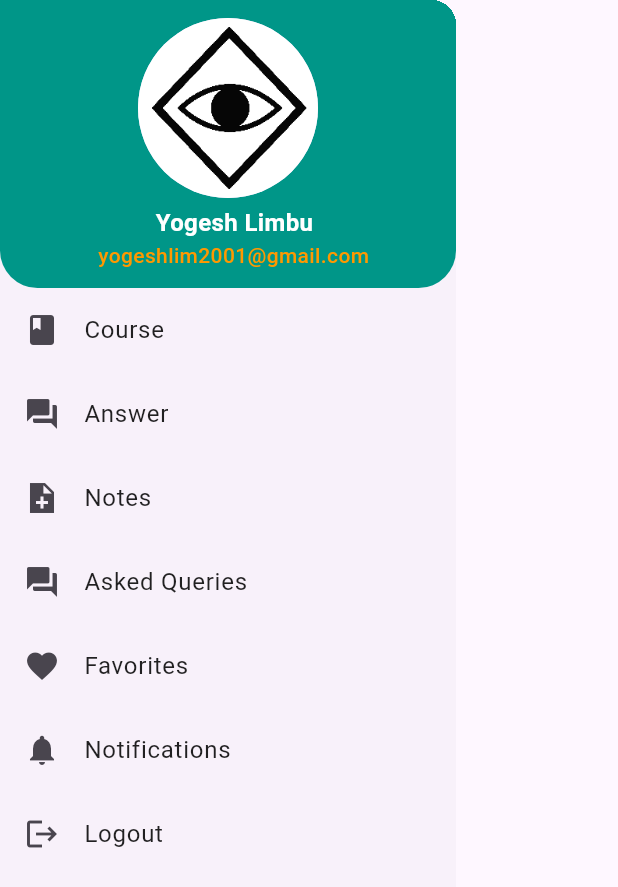
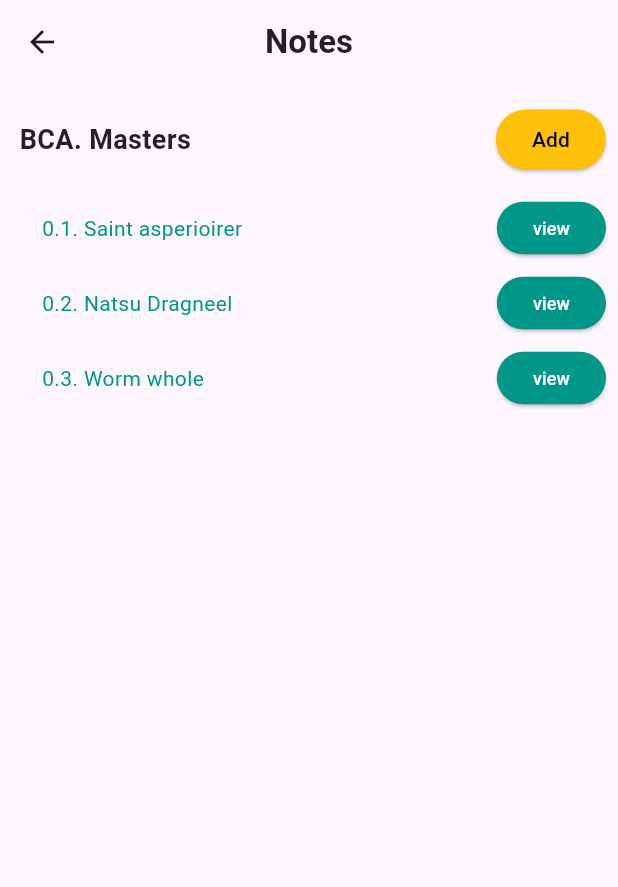
Before and after one commit to lim-yogesh2001/GyanSansar, a Flutter app: the CustomDrawer widget shown alone on an empty page, opened directly, after a tap on "Notes", on a phone screen of 412 x 824 dp. Shown: the top 887 px of the screen. Run offline on Flutter 3.47's test engine with Material 2 defaults, Android fonts, the phone set to English and light mode, and no system bars; our stand-ins replace readmore, transparent_image; missing offline and left inert: flutter_portal; network calls fail.

Commit message:
quick change

```diff
--- a/lib/components/custom_drawer.dart
+++ b/lib/components/custom_drawer.dart
@@ -1,4 +1,6 @@
 import 'package:flutter/material.dart';
+import 'package:gyansansar/screens/course_list.dart';
+import 'package:gyansansar/screens/notes_list.dart';
 
 class CustomDrawer extends StatelessWidget {
   const CustomDrawer({
@@ -47,19 +49,32 @@ class CustomDrawer extends StatelessWidget {
               ],
             ),
           ),
-          _CustomDrawerTile(title: "Course", icon: Icons.book, function: () {}),
+          _CustomDrawerTile(
+            title: "Course",
+            icon: Icons.book,
+            function: () => Navigator.push(
+              context,
+              MaterialPageRoute(
+                builder: (ctx) => const CourseListScreen(),
+              ),
+            ),
+          ),
           _CustomDrawerTile(
               title: "Answer", icon: Icons.question_answer, function: () {}),
           _CustomDrawerTile(
-              title: "Notes", icon: Icons.note_add_sharp, function: () {}),
+              title: "Notes",
+              icon: Icons.note_add_sharp,
+              function: () {
+                Navigator.of(context).push(MaterialPageRoute(
+                  builder: (context) => const NotesListScreen(),
+                ));
+              }),
           _CustomDrawerTile(
               title: "Asked Queries",
               icon: Icons.question_answer,
               function: () {}),
           _CustomDrawerTile(
               title: "Favorites", icon: Icons.favorite, function: () {}),
-          _CustomDrawerTile(
-              title: "Notifications", icon: Icons.notifications, function: () {}),
           _CustomDrawerTile(
               title: "Logout", icon: Icons.logout, function: () {})
         ],
--- /dev/null
+++ b/lib/components/notes_title_nd_items.dart
@@ -0,0 +1,105 @@
+import 'package:flutter/material.dart';
+
+class NotesTitleAndItems extends StatelessWidget {
+  final String title;
+  const NotesTitleAndItems({required this.title, super.key});
+
+  @override
+  Widget build(BuildContext context) {
+    return Container(
+      padding: const EdgeInsets.fromLTRB(5.0, 5.0, 0, 10.0),
+      child: Column(
+        children: [
+          Container(
+            child: Row(
+              mainAxisAlignment: MainAxisAlignment.spaceBetween,
+              children: [
+                Text(
+                  title,
+                  style: const TextStyle(
+                      color: Colors.black87,
+                      fontSize: 18.0,
+                      fontWeight: FontWeight.w600),
+                ),
+                ElevatedButton(
+                  style: const ButtonStyle(
+                      backgroundColor: MaterialStatePropertyAll(Colors.amber)),
+                  onPressed: () {},
+                  child: Text(
+                    "Add",
+                    style: TextStyle(color: Colors.black),
+                  ),
+                )
+              ],
+            ),
+          ),
+          Container(
+            margin: const EdgeInsets.fromLTRB(15.0, 10.0, 0, 0),
+            child: Column(
+              crossAxisAlignment: CrossAxisAlignment.start,
+              children: [
+                NotesItems(
+                  itemTitle: "0.1. Saint asperioirer",
+                  onView: () {},
+                ),
+                NotesItems(
+                  itemTitle: "0.2. Natsu Dragneel",
+                  onView: () {},
+                ),
+                NotesItems(
+                  itemTitle: "0.3. Worm whole",
+                  onView: () {},
+                ),
+              ],
+            ),
+          )
+        ],
+      ),
+    );
+  }
+}
+
+class NotesItems extends StatelessWidget {
+  final String itemTitle;
+  final VoidCallback onView;
+  const NotesItems({
+    required this.itemTitle,
+    required this.onView,
+    super.key,
+  });
+
+  @override
+  Widget build(BuildContext context) {
+    return Container(
+      padding: const EdgeInsets.fromLTRB(0.0, 5.0, 0.0, 5.0),
+      child: Row(
+        mainAxisAlignment: MainAxisAlignment.spaceBetween,
+        children: [
+          Padding(
+            padding: const EdgeInsets.fromLTRB(0, 10.0, 0, 10.0),
+            child: Text(
+              itemTitle,
+              style: const TextStyle(
+                fontSize: 14.0,
+                fontWeight: FontWeight.w400,
+                color: Colors.teal,
+              ),
+            ),
+          ),
+          SizedBox(
+            height: 35.0,
+            child: ElevatedButton(
+              style: const ButtonStyle(
+                  backgroundColor: MaterialStatePropertyAll(Colors.teal)),
+              onPressed: onView,
+              child: const Text(
+                "view",
+                style: TextStyle(color: Colors.white, fontSize: 12.0),
+              ),
+            ),
+          )
+        ],
+      ),
+    );
+  }
+}
--- /dev/null
+++ b/lib/screens/notes_list.dart
@@ -0,0 +1,34 @@
+import 'package:flutter/material.dart';
+import '../components/notes_title_nd_items.dart';
+
+class NotesListScreen extends StatelessWidget {
+  const NotesListScreen({super.key});
+
+  @override
+  Widget build(BuildContext context) {
+    return Scaffold(
+      appBar: AppBar(
+        centerTitle: true,
+        title: const Text(
+          "Notes",
+          style: TextStyle(
+            color: Colors.black87,
+            fontWeight: FontWeight.bold,
+          ),
+        ),
+      ),
+      body: const SingleChildScrollView(
+        child: Padding(
+          padding: const EdgeInsets.all(8.0),
+          child: Column(
+            children: [
+              NotesTitleAndItems(
+                title: "BCA. Masters",
+              ),
+            ],
+          ),
+        ),
+      ),
+    );
+  }
+}
--- a/lib/screens/post_image.dart
+++ b/lib/screens/post_image.dart
@@ -58,8 +58,8 @@ class _PostImageScreenState extends State<PostImageScreen> {
                 onTap: () => changeImageIndex(i),
                 child: Container(
                   color: selectedIndex == i ? Colors.orange : Colors.white,
-                  margin: const EdgeInsets.all(1.0),
-                  padding: const EdgeInsets.all(3.0),
+                  margin: const EdgeInsets.all(0.5),
+                  padding: const EdgeInsets.all(1.0),
                   width: 60,
                   height: 70,
                   child: Image.network(
```
Also changed, not shown: lib/components/course_title_nd_items.dart (added, +71 -0 lines), lib/screens/change_email.dart (+16 -1 lines), lib/screens/course_list.dart (added, +38 -0 lines), lib/screens/profile.dart (+7 -3 lines).
